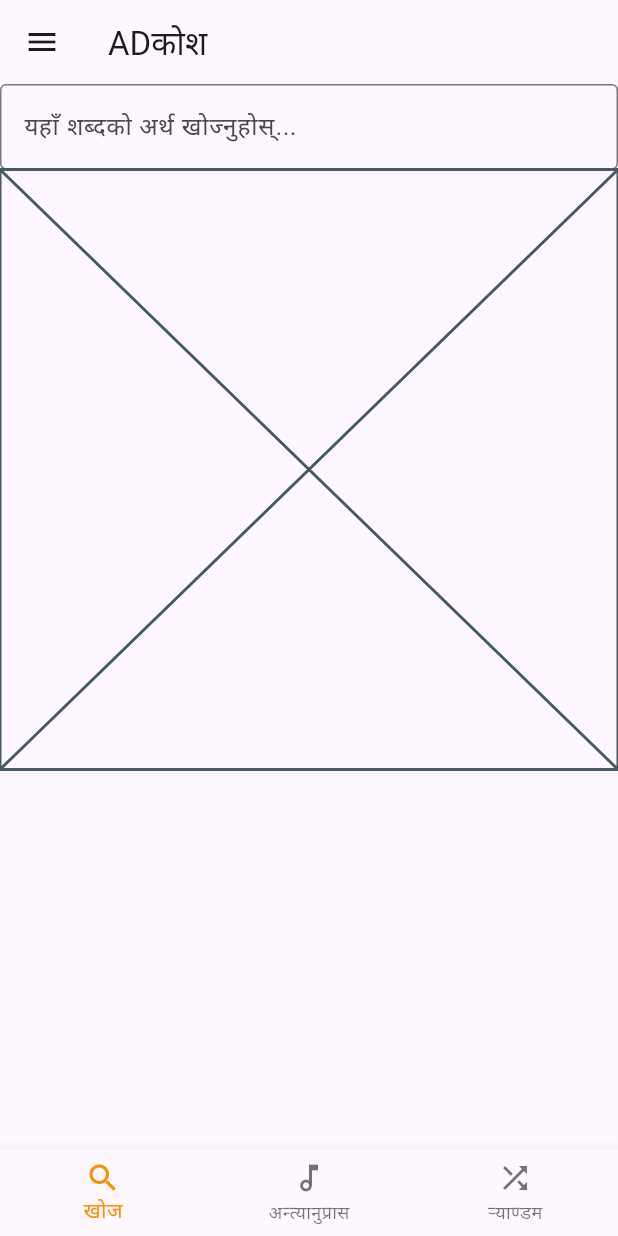
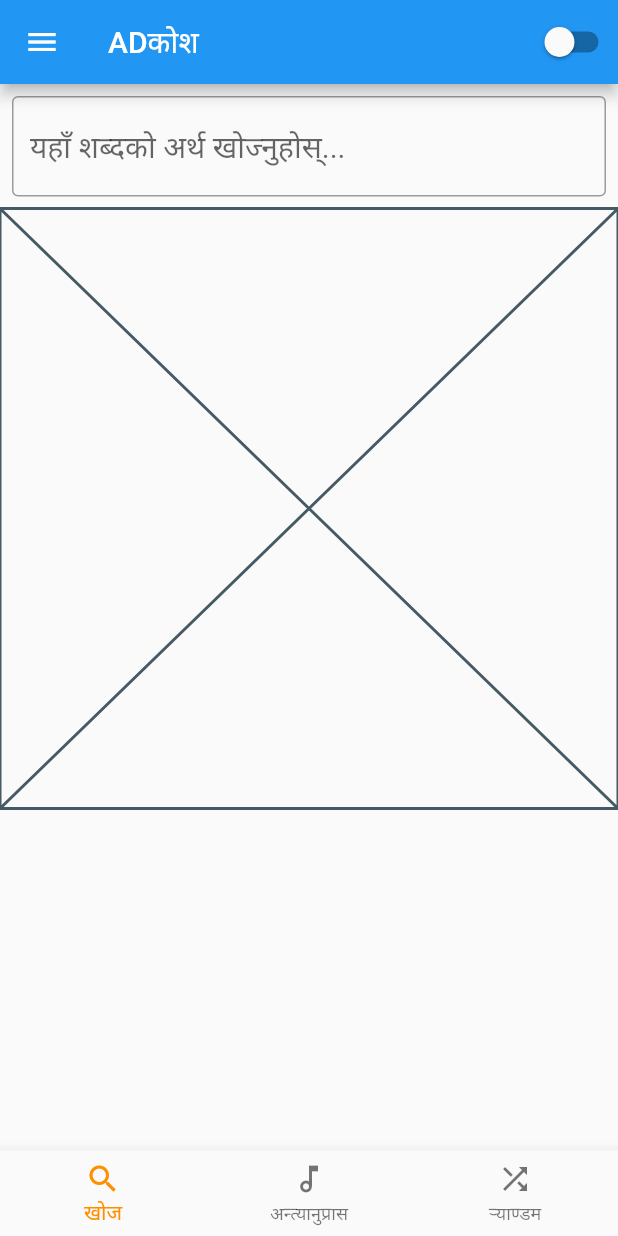
Before and after one commit to miracleanupam/ADKosh, a Flutter app: the screen it shows after launch, on a phone screen of 412 x 824 dp. Run offline on Flutter 3.47's test engine with Material 2 defaults, Android fonts, the phone set to English and light mode, and no system bars; our stand-ins replace share_plus, sqflite; accounts and stored records are empty.

Commit message:
A lot of changes Piled Up. 1. UI decoration 2. Basic Dark Theme Implementation 3. Share functionality 4. Trim search terms 5. Refresh favourites list when a word is unfavourited and so on

```diff
--- a/lib/main.dart
+++ b/lib/main.dart
@@ -1,4 +1,9 @@
-import 'package:adkosh/screens/dashboard.dart';
+import 'package:adkosh/screens/drawer.dart';
+import 'package:adkosh/screens/random.dart';
+import 'package:adkosh/screens/search.dart';
+import 'package:adkosh/screens/searchRhyme.dart';
+import 'package:adkosh/theme/themeConstants.dart';
+import 'package:adkosh/theme/themeManager.dart';
 import 'package:flutter/material.dart';
 
 void main() {
@@ -7,34 +12,127 @@ void main() {
   runApp(const MyApp());
 }
 
-class MyApp extends StatelessWidget {
+ThemeManager _themeManager = ThemeManager();
+
+class MyApp extends StatefulWidget {
   const MyApp({super.key});
 
+  @override
+  State<MyApp> createState() => _MyAppState();
+}
+
+class _MyAppState extends State<MyApp> {
+  @override
+  void initState() {
+    _themeManager.addListener(themeListener);
+    super.initState();
+  }
+
+  @override
+  void dispose() {
+    _themeManager.removeListener(themeListener);
+    super.dispose();
+  }
+
+  themeListener() {
+    if(mounted) {
+      setState(() {
+        print('main ko theme listener bata');
+      });
+    }
+  }
   // This widget is the root of your application.
   @override
   Widget build(BuildContext context) {
     return MaterialApp(
+      debugShowCheckedModeBanner: false,
       title: 'ADKosh',
-      theme: ThemeData(
-        // This is the theme of your application.
-        //
-        // TRY THIS: Try running your application with "flutter run". You'll see
-        // the application has a blue toolbar. Then, without quitting the app,
-        // try changing the seedColor in the colorScheme below to Colors.green
-        // and then invoke "hot reload" (save your changes or press the "hot
-        // reload" button in a Flutter-supported IDE, or press "r" if you used
-        // the command line to start the app).
-        //
-        // Notice that the counter didn't reset back to zero; the application
-        // state is not lost during the reload. To reset the state, use hot
-        // restart instead.
-        //
-        // This works for code too, not just values: Most code changes can be
-        // tested with just a hot reload.
-        colorScheme: ColorScheme.fromSeed(seedColor: Colors.deepPurple),
-        useMaterial3: true,
-      ),
+      theme: lightTheme,
+      darkTheme: darkTheme,
+      themeMode: _themeManager.themeMode,
       home: const Dashboard(),
     );
   }
 }
+
+class Dashboard extends StatefulWidget {
+  const Dashboard({super.key});
+
+  @override
+  State<Dashboard> createState() => _DashboardState();
+}
+
+class _DashboardState extends State<Dashboard> {
+  int _selectedIndex = 0;
+  static const TextStyle optionStyle =
+      TextStyle(fontSize: 30, fontWeight: FontWeight.bold);
+  static List<Widget> _widgetOptions = <Widget>[
+    Search(),
+    SearchRhyme(),
+    RandomScreen(),
+  ];
+
+  @override
+  void initState() {
+    _themeManager.addListener(themeListener);
+    super.initState();
+  }
+
+  @override
+  void dispose() {
+    _themeManager.removeListener(themeListener);
+    super.dispose();
+  }
+
+  themeListener() {
+    if(mounted) {
+      setState(() {
+        print("Dash theme listener ");
+      });
+    }
+  }
+
+  void _onItemTapped(int index) {
+    setState(() {
+      _selectedIndex = index;
+    });
+  }
+
+  @override
+  Widget build(BuildContext context) {
+    return Scaffold(
+      drawer: ADDrawer(),
+      appBar: AppBar(
+        title: const Text('ADकोश'),
+        actions: [Switch(value: _themeManager.themeMode == ThemeMode.dark, onChanged: (newValue) {
+          print("TUrning on/off dark theme with switch");
+          print(newValue);
+          print(_themeManager.themeMode);
+          _themeManager.toggleTheme(newValue);
+        },)],
+      ),
+      body: Center(
+        child: _widgetOptions.elementAt(_selectedIndex),
+      ),
+      bottomNavigationBar: BottomNavigationBar(
+        items: const <BottomNavigationBarItem>[
+          BottomNavigationBarItem(
+            icon: Icon(Icons.search),
+            label: 'खोज',
+          ),
+          BottomNavigationBarItem(
+            icon: Icon(Icons.music_note_outlined),
+            label: 'अन्त्यानुप्रास',
+          ),
+          BottomNavigationBarItem(
+            icon: Icon(Icons.shuffle),
+            label: 'र्‍याण्डम',
+          ),
+        ],
+        currentIndex: _selectedIndex,
+        selectedItemColor: Colors.amber[800],
+        onTap: _onItemTapped,
+      ),
+    );
+  }
+}
--- a/lib/screens/search.dart
+++ b/lib/screens/search.dart
@@ -44,7 +44,7 @@ class _SearchState extends State<Search> {
 
   void _printLatestValue() async {
     List<Corpora> res =
-        await DBService.instance.getWordSearchList(term: searchController.text);
+        await DBService.instance.getWordSearchList(term: searchController.text.trim());
 
     // print(res);
 
@@ -65,21 +65,26 @@ class _SearchState extends State<Search> {
   Widget build(BuildContext context) {
     return Column(
       children: [
-        TextField(
-          decoration: InputDecoration(
-            border: OutlineInputBorder(),
-            hintText: 'यहाँ शब्दको अर्थ खोज्नुहोस्...',
+        Padding(
+          padding: const EdgeInsets.all(8.0),
+          child: TextField(
+            decoration: InputDecoration(
+              border: OutlineInputBorder(),
+              hintText: 'यहाँ शब्दको अर्थ खोज्नुहोस्...',
+            ),
+            style: TextStyle(fontSize: 20),
+            controller: searchController,
+            onSubmitted: ((value) => _handleSubmit()),
           ),
-          controller: searchController,
-          onSubmitted: ((value) => _handleSubmit()),
         ),
         items.length > 0
             ? Expanded(
-                child: ListView.builder(
+                child: ListView.separated(
                   itemCount: items.length,
                   itemBuilder: (context, index) {
                     return ListTile(
-                      title: Text(items[index].word),
+                      // tileColor: index.isEven || index == 0 ? Colors.grey[300] : Colors.white,
+                      title: Text(items[index].word, style: TextStyle(fontSize: 20),),
                       onTap: () {
                         Navigator.push(
                             context,
@@ -90,6 +95,9 @@ class _SearchState extends State<Search> {
                       },
                     );
                   },
+                  separatorBuilder: (context, index) {
+                    return Divider(indent: 8, endIndent: 8,);
+                  },
                 ),
               )
             : Placeholder()
--- /dev/null
+++ b/lib/theme/themeConstants.dart
@@ -0,0 +1,19 @@
+import 'package:flutter/material.dart';
+
+ThemeData lightTheme = ThemeData(
+  brightness: Brightness.light,
+  textTheme: TextTheme(
+    // titleLarge: TextStyle(fontSize: 72, fontWeight: FontWeight.bold),
+    // titleMedium: TextStyle(fontSize: 60, fontWeight: FontWeight.bold),
+    // titleSmall: TextStyle(fontSize: 48, fontWeight: FontWeight.bold),
+  ),
+);
+
+ThemeData darkTheme = ThemeData(
+  brightness: Brightness.dark,
+  textTheme: TextTheme(
+    // titleLarge: TextStyle(fontSize: 72, fontWeight: FontWeight.bold),
+    // titleMedium: TextStyle(fontSize: 60, fontWeight: FontWeight.bold),
+    // titleSmall: TextStyle(fontSize: 48, fontWeight: FontWeight.bold),
+  ),
+);
```
Also changed, not shown: lib/screens/dashboard.dart (+28 -0 lines), lib/screens/favorites.dart (+5 -2 lines), lib/screens/meaning.dart (+63 -11 lines), lib/screens/searchRhyme.dart (+16 -9 lines), lib/theme/themeManager.dart (added, +12 -0 lines), pubspec.yaml (+8 -0 lines), pubspec.lock, 5 other files.
